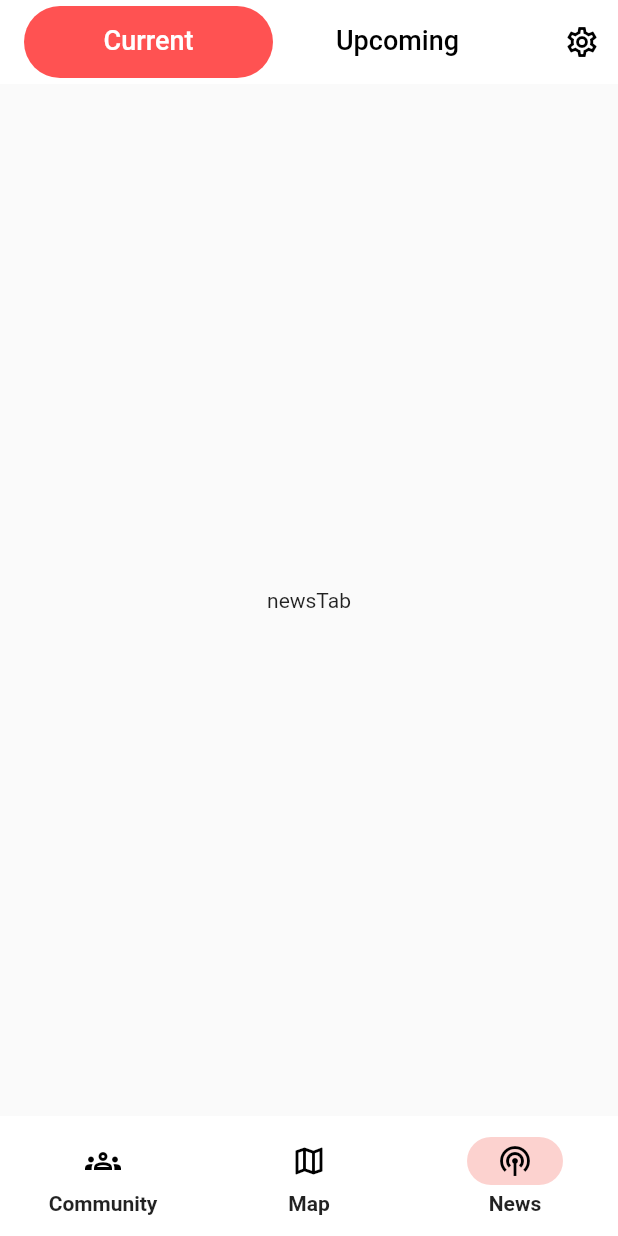
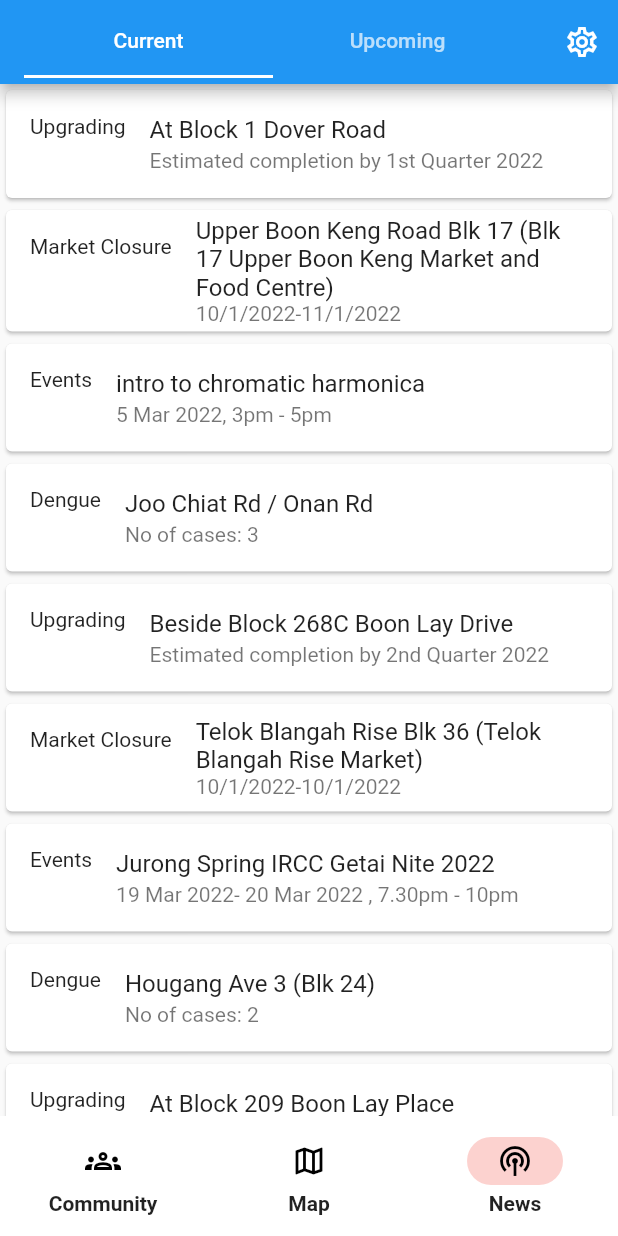
Before and after one commit to aura-cz2006/aura-app, a Flutter app: the screen it shows after launch, item 3 of the bottom bar chosen, on a phone screen of 412 x 824 dp. Run offline on Flutter 3.47's test engine with Material 2 defaults, Android fonts, the phone set to English and light mode, and no system bars; our stand-ins replace flutter_map, latlong2; statements that could not run were skipped.

Commit message:
dummy data displayed in news tab

```diff
--- a/lib/view/news/news_tab.dart
+++ b/lib/view/news/news_tab.dart
@@ -7,7 +7,7 @@ class NewsTab extends StatefulWidget {
   State<StatefulWidget> createState() => _NewsTabState();
 }
 
-const List<Tab> tabs = <Tab>[
+const List<Tab> tabs = <Tab>[ // does this part d
   Tab(text: 'Now'),
   Tab(text: 'Upcoming'),
 ];
@@ -27,7 +27,8 @@ class _NewsTabState extends State<NewsTab> {
             // To get index of current tab use tabController.index
           }
         });
-        return Scaffold(
+        return MaterialApp(
+          home: Scaffold(
           appBar: AppBar(
             title: const TabBar(
               tabs: [
@@ -41,11 +42,138 @@ class _NewsTabState extends State<NewsTab> {
                   onPressed: () {}, icon: const Icon(Icons.settings_outlined))
             ],
           ),
-          body: const Center(
-            child: Text("newsTab"),
+          body: Container(
+              child:
+              ListView(
+                scrollDirection: Axis.vertical,
+                children: <Widget>[
+                  newsList()
+                ],
+              )
           ),
+        ),
         );
       }),
     );
   }
 }
+
+
+Widget newsList(){
+  return Column(
+    children: <Widget>[
+      upgradingNewsItem("At Block 1 Dover Road", "1st Quarter 2022"),
+      marketNewsItem("Upper Boon Keng Road Blk 17 (Blk 17 Upper Boon Keng Market and Food Centre)", "10/1/2022", "11/1/2022"),
+      eventNewsItem("intro to chromatic harmonica", "5 Mar 2022, 3pm - 5pm"),
+      dengueNewsItem("Joo Chiat Rd / Onan Rd", "3"),
+      upgradingNewsItem("Beside Block 268C Boon Lay Drive", "2nd Quarter 2022"),
+      marketNewsItem("Telok Blangah Rise Blk 36 (Telok Blangah Rise Market)", "10/1/2022", "10/1/2022"),
+      eventNewsItem("Jurong Spring IRCC Getai Nite 2022","19 Mar 2022- 20 Mar 2022 , 7.30pm - 10pm" ),
+      dengueNewsItem("Hougang Ave 3 (Blk 24)", "2"),
+      upgradingNewsItem("At Block 209 Boon Lay Place", "3rd Quarter 2022"),
+      marketNewsItem("Toa Payoh Lorong 8 Blk 210", "10/1/2022", "11/1/2022"),
+      eventNewsItem("Nanyang Shoe Recycling Drive Donation 2022", "15 Jan 2022 - 31 Dec 2022, 9.00am - 11:30pm"),
+      dengueNewsItem("Hougang Ave 8 (Blk 626, 629, 630)", "3")
+    ],
+  );
+}
+
+Widget upgradingNewsItem(String location, String date) { //since for upgrading exact date is not given, only time period is given, only 1 date var
+  return Center(
+    child: Card(
+      child: InkWell(
+        splashColor: Colors.red.withAlpha(30),
+        onTap: () {
+          debugPrint('Card tapped.'); // jamie i believe u shld be adding ur code here??? idk tbh
+        },
+        child: Column(
+          mainAxisSize: MainAxisSize.min,
+          children: <Widget>[
+            ListTile(
+              leading: Text("Upgrading"),
+              title: Text(location),
+              subtitle: Text("Estimated completion by " + date),
+            )
+          ],
+        ),
+      ),
+
+    ),
+
+  );
+} //type, location, date
+
+Widget marketNewsItem(String location, String date1, String date2) { //date 1 and date 2 is for if closed over period of time
+  return Center(
+    child: Card(
+      child: InkWell(
+        splashColor: Colors.red.withAlpha(30),
+        onTap: () {
+          debugPrint('Card tapped.'); // jamie i believe u shld be adding ur code here??? idk tbh
+        },
+        child: Column(
+          mainAxisSize: MainAxisSize.min,
+          children: <Widget>[
+            ListTile(
+              leading: Text("Market Closure"),
+              title: Text(location),
+              subtitle: Text(date1 + "-" + date2 ),
+            )
+          ],
+        ),
+      ),
+
+    ),
+
+  );
+} //type, location, date
+
+Widget eventNewsItem(String name, String dateTime) { //event name and date and time
+  return Center(
+    child: Card(
+      child: InkWell(
+        splashColor: Colors.red.withAlpha(30),
+        onTap: () {
+          debugPrint('Card tapped.'); // jamie i believe u shld be adding ur code here??? idk tbh
+        },
+        child: Column(
+          mainAxisSize: MainAxisSize.min,
+          children: <Widget>[
+            ListTile(
+              leading: Text("Events"),
+              title: Text(name),
+              subtitle: Text(dateTime),
+            )
+          ],
+        ),
+      ),
+
+    ),
+
+  );
+} //type, location, date
+
+Widget dengueNewsItem(String areaName, String caseSize) {
+  return Center(
+    child: Card(
+      child: InkWell(
+        splashColor: Colors.red.withAlpha(30),
+        onTap: () {
+          debugPrint('Card tapped.'); // jamie i believe u shld be adding ur code here??? idk tbh
+        },
+        child: Column(
+          mainAxisSize: MainAxisSize.min,
+          children: <Widget>[
+            ListTile(
+              leading: Text("Dengue"),
+              title: Text(areaName),
+              subtitle: Text("No of cases: " + caseSize ),
+            )
+          ],
+        ),
+      ),
+
+    ),
+
+  );
+} //type, location, date
```
